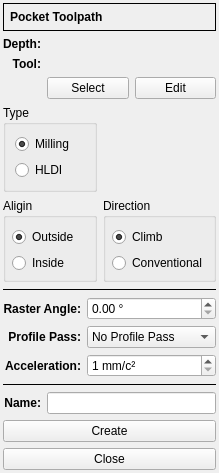
Qt form G2G/forms/pocketrasterform.ui (XRay3D/GERBER_X3) before a commit.
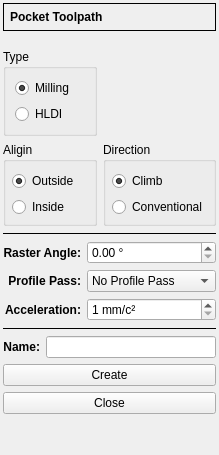
The same form after that commit. Icons and pictures are not drawn. Custom widgets are drawn as their Qt base class.

```diff
--- a/G2G/forms/pocketrasterform.ui
+++ b/G2G/forms/pocketrasterform.ui
@@ -78,94 +78,14 @@
      </layout>
     </widget>
    </item>
-   <item row="1" column="0">
-    <widget class="QLabel" name="label_2">
-     <property name="enabled">
-      <bool>true</bool>
-     </property>
-     <property name="sizePolicy">
-      <sizepolicy hsizetype="MinimumExpanding" vsizetype="Preferred">
-       <horstretch>0</horstretch>
-       <verstretch>0</verstretch>
-      </sizepolicy>
-     </property>
-     <property name="font">
-      <font>
-       <weight>75</weight>
-       <bold>true</bold>
-      </font>
-     </property>
-     <property name="text">
-      <string>Depth:</string>
-     </property>
-     <property name="alignment">
-      <set>Qt::AlignRight|Qt::AlignTrailing|Qt::AlignVCenter</set>
-     </property>
-    </widget>
-   </item>
-   <item row="1" column="1">
+   <item row="1" column="0" colspan="2">
     <widget class="DepthForm" name="dsbxDepth" native="true">
      <property name="enabled">
       <bool>true</bool>
      </property>
     </widget>
    </item>
-   <item row="2" column="0">
-    <widget class="QLabel" name="label_3">
-     <property name="enabled">
-      <bool>true</bool>
-     </property>
-     <property name="sizePolicy">
-      <sizepolicy hsizetype="MinimumExpanding" vsizetype="Preferred">
-       <horstretch>0</horstretch>
-       <verstretch>0</verstretch>
-      </sizepolicy>
-     </property>
-     <property name="font">
-      <font>
-       <weight>75</weight>
-       <bold>true</bold>
-      </font>
-     </property>
-     <property name="text">
-      <string>Tool:</string>
-     </property>
-     <property name="alignment">
-      <set>Qt::AlignRight|Qt::AlignTrailing|Qt::AlignVCenter</set>
-     </property>
-    </widget>
-   </item>
-   <item row="2" column="1">
-    <widget class="ToolName" name="toolName" native="true"/>
-   </item>
-   <item row="3" column="1">
-    <layout class="QHBoxLayout" name="horizontalLayout">
-     <property name="spacing">
-      <number>6</number>
-     </property>
-     <item>
-      <widget class="QPushButton" name="pbSelect">
-       <property name="enabled">
-        <bool>true</bool>
-       </property>
-       <property name="text">
-        <string>Select</string>
-       </property>
-      </widget>
-     </item>
-     <item>
-      <widget class="QPushButton" name="pbEdit">
-       <property name="enabled">
-        <bool>true</bool>
-       </property>
-       <property name="text">
-        <string>Edit</string>
-       </property>
-      </widget>
-     </item>
-    </layout>
-   </item>
-   <item row="4" column="0" colspan="2">
+   <item row="3" column="0" colspan="2">
     <layout class="QGridLayout" name="gridLayout">
      <item row="2" column="0">
       <widget class="QGroupBox" name="groupBox_4">
@@ -311,7 +231,7 @@
      </item>
     </layout>
    </item>
-   <item row="5" column="0" colspan="2">
+   <item row="4" column="0" colspan="2">
     <widget class="Line" name="line_3">
      <property name="frameShadow">
       <enum>QFrame::Plain</enum>
@@ -321,7 +241,7 @@
      </property>
     </widget>
    </item>
-   <item row="6" column="0" colspan="2">
+   <item row="5" column="0" colspan="2">
     <layout class="QFormLayout" name="formLayout_2">
      <property name="labelAlignment">
       <set>Qt::AlignRight|Qt::AlignTrailing|Qt::AlignVCenter</set>
@@ -445,7 +365,7 @@
      </item>
     </layout>
    </item>
-   <item row="7" column="0" colspan="2">
+   <item row="6" column="0" colspan="2">
     <widget class="Line" name="line_2">
      <property name="enabled">
       <bool>true</bool>
@@ -458,14 +378,7 @@
      </property>
     </widget>
    </item>
-   <item row="8" column="1">
-    <widget class="QLineEdit" name="leName">
-     <property name="enabled">
-      <bool>true</bool>
-     </property>
-    </widget>
-   </item>
-   <item row="8" column="0">
+   <item row="7" column="0">
     <widget class="QLabel" name="label_6">
      <property name="enabled">
       <bool>true</bool>
@@ -490,7 +403,14 @@
      </property>
     </widget>
    </item>
-   <item row="9" column="0" colspan="2">
+   <item row="7" column="1">
+    <widget class="QLineEdit" name="leName">
+     <property name="enabled">
+      <bool>true</bool>
+     </property>
+    </widget>
+   </item>
+   <item row="8" column="0" colspan="2">
     <widget class="QPushButton" name="pbCreate">
      <property name="enabled">
       <bool>true</bool>
@@ -500,7 +420,7 @@
      </property>
     </widget>
    </item>
-   <item row="10" column="0" colspan="2">
+   <item row="9" column="0" colspan="2">
     <widget class="QPushButton" name="pbClose">
      <property name="enabled">
       <bool>true</bool>
@@ -510,24 +430,27 @@
      </property>
     </widget>
    </item>
+   <item row="2" column="0" colspan="2">
+    <widget class="ToolSelectorForm" name="toolHolder" native="true"/>
+   </item>
   </layout>
  </widget>
  <customwidgets>
   <customwidget>
    <class>DoubleSpinBox</class>
    <extends>QDoubleSpinBox</extends>
-   <header>doublespinbox.h</header>
+   <header location="global">doublespinbox.h</header>
   </customwidget>
   <customwidget>
    <class>DepthForm</class>
    <extends>QWidget</extends>
-   <header>forms/depthform.h</header>
+   <header location="global">depthform.h</header>
    <container>1</container>
   </customwidget>
   <customwidget>
-   <class>ToolName</class>
+   <class>ToolSelectorForm</class>
    <extends>QWidget</extends>
-   <header>forms/toolname.h</header>
+   <header location="global">toolselectorform.h</header>
    <container>1</container>
   </customwidget>
  </customwidgets>
```
